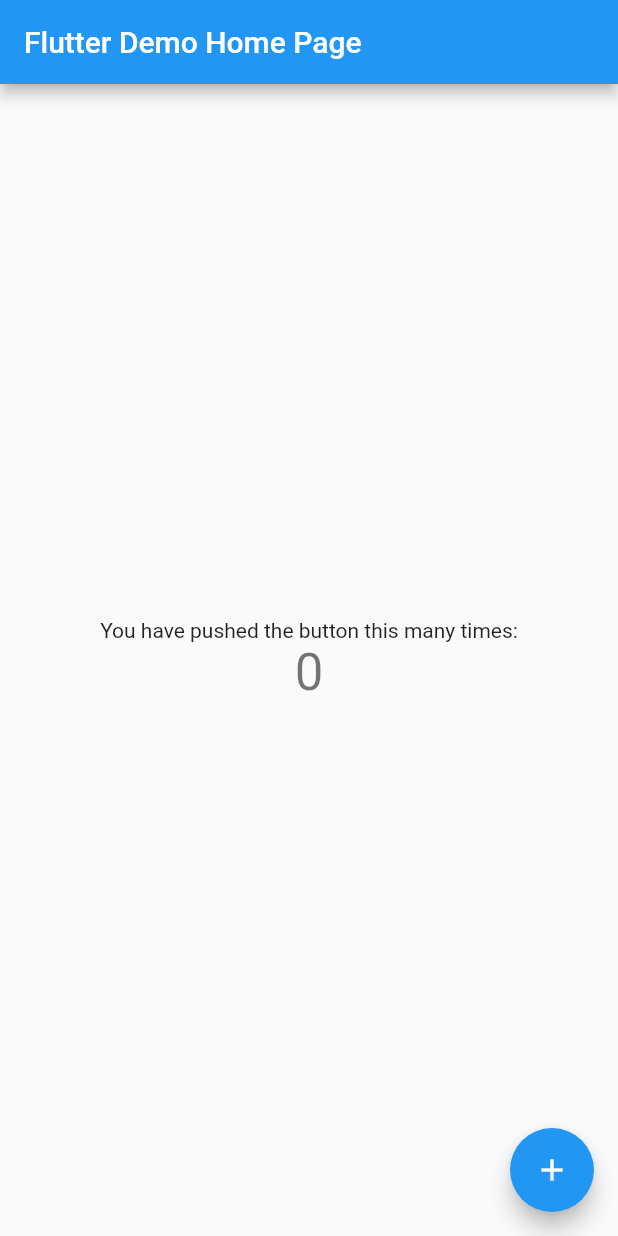
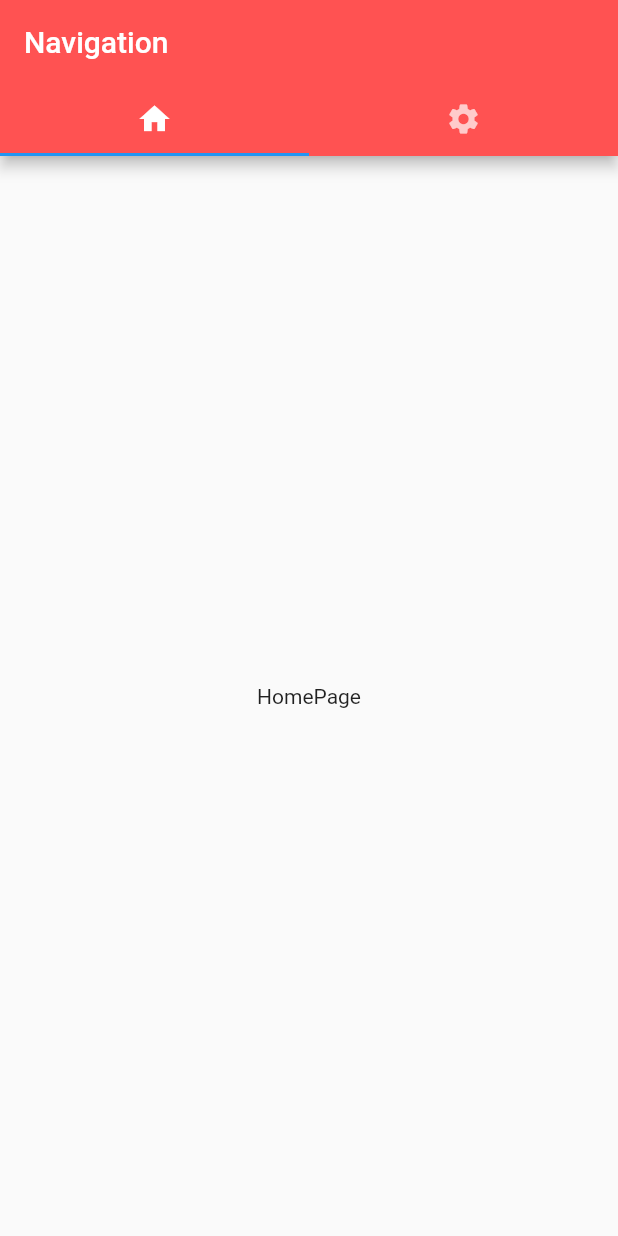
Before and after one commit to SoFoDa/MovieListApplication, a Flutter app: the screen it shows after launch, on a phone screen of 412 x 824 dp. Run offline on Flutter 3.47's test engine with Material 2 defaults, Android fonts, the phone set to English and light mode, and no system bars.

Commit message:
initial tab implementation

```diff
--- /dev/null
+++ b/public/lib/home_page.dart
@@ -0,0 +1,12 @@
+import 'package:flutter/material.dart';
+
+class HomePage extends StatelessWidget {
+  @override
+  Widget build(BuildContext context) {
+    return Container(
+      child: Center(
+        child: const Text('HomePage'),
+      ),
+    );
+  }
+}
--- a/public/lib/main.dart
+++ b/public/lib/main.dart
@@ -1,111 +1,58 @@
 import 'package:flutter/material.dart';
+import './home_page.dart' as home_page;
 
 void main() => runApp(MyApp());
 
 class MyApp extends StatelessWidget {
-  // This widget is the root of your application.
   @override
   Widget build(BuildContext context) {
     return MaterialApp(
-      title: 'Flutter Demo',
-      theme: ThemeData(
-        // This is the theme of your application.
-        //
-        // Try running your application with "flutter run". You'll see the
-        // application has a blue toolbar. Then, without quitting the app, try
-        // changing the primarySwatch below to Colors.green and then invoke
-        // "hot reload" (press "r" in the console where you ran "flutter run",
-        // or simply save your changes to "hot reload" in a Flutter IDE).
-        // Notice that the counter didn't reset back to zero; the application
-        // is not restarted.
-        primarySwatch: Colors.blue,
-      ),
-      home: MyHomePage(title: 'Flutter Demo Home Page'),
+      home: _MovieListApp(),
     );
   }
 }
 
-class MyHomePage extends StatefulWidget {
-  MyHomePage({Key key, this.title}) : super(key: key);
+class _MovieListApp extends StatefulWidget {
+  @override
+  _MovieListAppState createState() => _MovieListAppState();
+}
 
-  // This widget is the home page of your application. It is stateful, meaning
-  // that it has a State object (defined below) that contains fields that affect
-  // how it looks.
-
-  // This class is the configuration for the state. It holds the values (in this
-  // case the title) provided by the parent (in this case the App widget) and
-  // used by the build method of the State. Fields in a Widget subclass are
-  // always marked "final".
-
-  final String title;
+class _MovieListAppState extends State<_MovieListApp> with SingleTickerProviderStateMixin{
+  TabController controller;
 
   @override
-  _MyHomePageState createState() => _MyHomePageState();
-}
+  void initState(){
+    super.initState();
+    controller = new TabController(vsync: this, length: 2);
+  }
 
-class _MyHomePageState extends State<MyHomePage> {
-  int _counter = 0;
-
-  void _incrementCounter() {
-    setState(() {
-      // This call to setState tells the Flutter framework that something has
-      // changed in this State, which causes it to rerun the build method below
-      // so that the display can reflect the updated values. If we changed
-      // _counter without calling setState(), then the build method would not be
-      // called again, and so nothing would appear to happen.
-      _counter++;
-    });
+  @override
+  void dispose(){
+    controller.dispose();
+    super.dispose();
   }
 
   @override
   Widget build(BuildContext context) {
-    // This method is rerun every time setState is called, for instance as done
-    // by the _incrementCounter method above.
-    //
-    // The Flutter framework has been optimized to make rerunning build methods
-    // fast, so that you can just rebuild anything that needs updating rather
-    // than having to individually change instances of widgets.
-    return Scaffold(
-      appBar: AppBar(
-        // Here we take the value from the MyHomePage object that was created by
-        // the App.build method, and use it to set our appbar title.
-        title: Text(widget.title),
+    return new Scaffold(
+      appBar: new AppBar(
+        title: new Text("Navigation"),
+        backgroundColor: Colors.redAccent,
+      bottom: new TabBar(
+          controller: controller,
+          tabs: <Tab>[
+            new Tab(icon: new Icon(Icons.home)),
+            new Tab(icon: new Icon(Icons.settings)),
+          ]
+        )
       ),
-      body: Center(
-        // Center is a layout widget. It takes a single child and positions it
-        // in the middle of the parent.
-        child: Column(
-          // Column is also layout widget. It takes a list of children and
-          // arranges them vertically. By default, it sizes itself to fit its
-          // children horizontally, and tries to be as tall as its parent.
-          //
-          // Invoke "debug painting" (press "p" in the console, choose the
-          // "Toggle Debug Paint" action from the Flutter Inspector in Android
-          // Studio, or the "Toggle Debug Paint" command in Visual Studio Code)
-          // to see the wireframe for each widget.
-          //
-          // Column has various properties to control how it sizes itself and
-          // how it positions its children. Here we use mainAxisAlignment to
-          // center the children vertically; the main axis here is the vertical
-          // axis because Columns are vertical (the cross axis would be
-          // horizontal).
-          mainAxisAlignment: MainAxisAlignment.center,
-          children: <Widget>[
-            Text(
-              'You have pushed the button this many times:',
-            ),
-            Text(
-              '$_counter',
-              style: Theme.of(context).textTheme.display1,
-            ),
-          ],
-        ),
-      ),
-      floatingActionButton: FloatingActionButton(
-        onPressed: _incrementCounter,
-        tooltip: 'Increment',
-        child: Icon(Icons.add),
-      ), // This trailing comma makes auto-formatting nicer for build methods.
+      body: new TabBarView(
+        controller: controller,
+        children: <Widget>[
+          home_page.HomePage(),
+          home_page.HomePage(),
+        ]
+      )
     );
   }
 }
```
Also changed, not shown: 1 other file.
